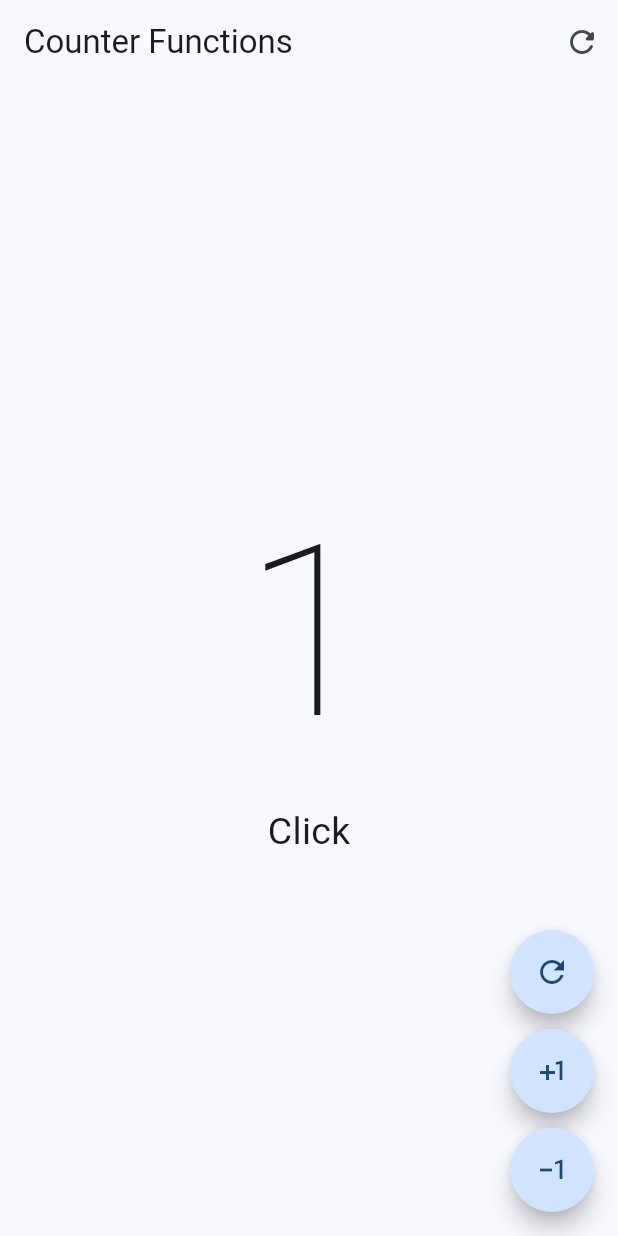
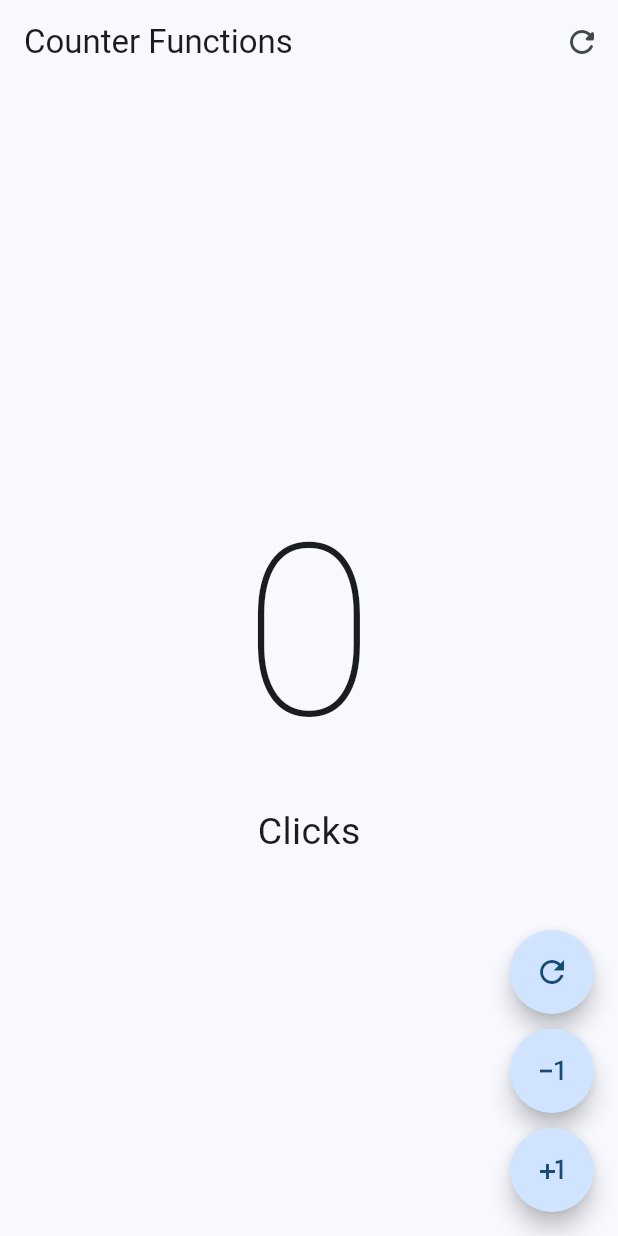
Before and after one commit to YanniMartinez/CursoFlutter, a Flutter app: the screen it shows after launch, after a tap on the "refresh" icon, on a phone screen of 412 x 824 dp. Run offline on Flutter 3.47's test engine with Material 3 defaults, Android fonts, the phone set to English and light mode, and no system bars.

Commit message:
Modularizando el boton para reutilizar lógica

```diff
--- a/basic_concepts/lib/presentation/screens/counter/counter_functions_screen.dart
+++ b/basic_concepts/lib/presentation/screens/counter/counter_functions_screen.dart
@@ -43,38 +43,32 @@ class _CounterFunctionsScreenState extends State<CounterFunctionsScreen> {
         floatingActionButton: Column(
           mainAxisAlignment: MainAxisAlignment.end,
           children: [
-          FloatingActionButton(
-            shape: StadiumBorder(), //Lo hace circular
-            onPressed: () {
-              clickCounter ++;
-              setState(() {}); //Esto renderiza el widget
-            },
-            child: Icon(Icons.refresh_outlined),
-          ),
-
+            CustomButton(icon:Icons.refresh_outlined),
             SizedBox(height: 10),
 
-          FloatingActionButton(
-            shape: StadiumBorder(),
-            onPressed: () {
-              clickCounter ++;
-              setState(() {}); //Esto renderiza el widget
-            },
-            child: Icon(Icons.plus_one),
-          ),
-
+            CustomButton(icon:Icons.exposure_minus_1),
             SizedBox(height: 10),
 
-          FloatingActionButton(
+            CustomButton(icon:Icons.plus_one),
+          ],
+        ));
+  }
+}
+
+class CustomButton extends StatelessWidget {
+  final IconData icon;
+
+  const CustomButton({
+    super.key,
+    required this.icon,
+  });
+
+  @override
+  Widget build(BuildContext context) {
+    return FloatingActionButton(
       shape: StadiumBorder(),
-            onPressed: () {
-              clickCounter --;
-              setState(() {}); //Esto renderiza el widget
-            },
-            child: Icon(Icons.exposure_minus_1),
-          ),
-        ],
-      )
+      onPressed: () {},
+      child: Icon(icon),
     );
   }
 }
```
Lines whose indentation alone changed are shown as unchanged.
